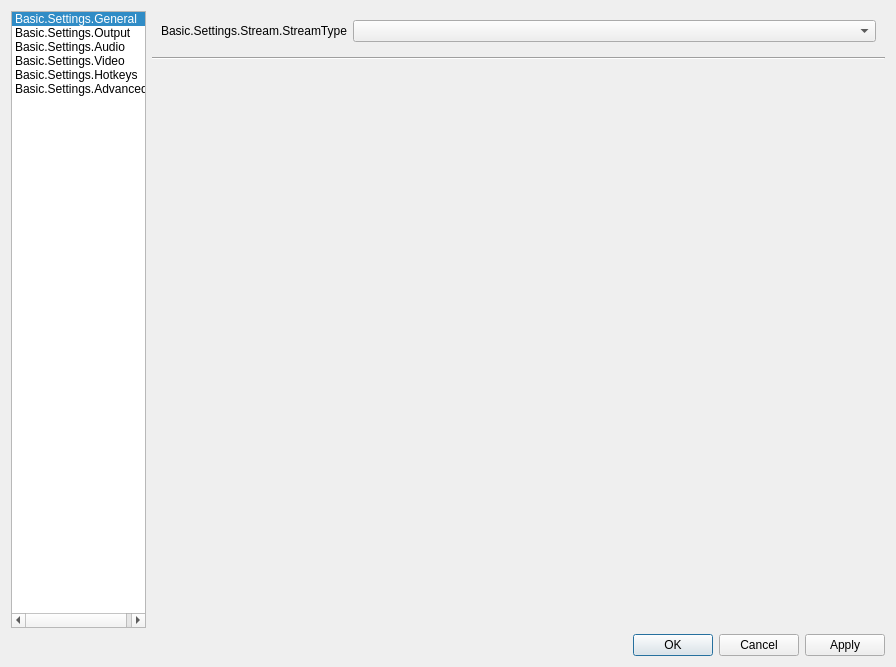
Old version of the form obs/forms/OBSBasicSettings.ui in the repository alesaccoia/chew-broadcaster.
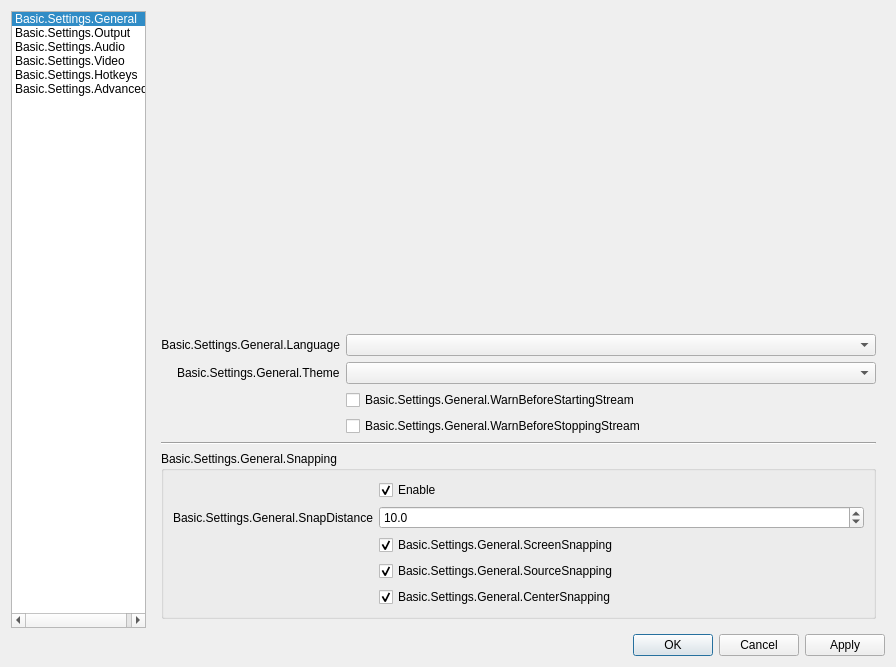
New version of the form. The open tabs and pages were chosen to show the change. Icons and pictures are not drawn.

Commit message: Removed whole stream page. Need to test

```diff
--- a/obs/forms/OBSBasicSettings.ui
+++ b/obs/forms/OBSBasicSettings.ui
@@ -278,108 +278,6 @@
          </item>
         </layout>
        </widget>
-       <widget class="QWidget" name="streamPage">
-        <layout class="QVBoxLayout" name="verticalLayout_5">
-         <property name="leftMargin">
-          <number>0</number>
-         </property>
-         <property name="topMargin">
-          <number>0</number>
-         </property>
-         <property name="rightMargin">
-          <number>0</number>
-         </property>
-         <property name="bottomMargin">
-          <number>0</number>
-         </property>
-         <item>
-          <widget class="QWidget" name="streamContainer" native="true">
-           <property name="sizePolicy">
-            <sizepolicy hsizetype="Preferred" vsizetype="Minimum">
-             <horstretch>0</horstretch>
-             <verstretch>0</verstretch>
-            </sizepolicy>
-           </property>
-           <layout class="QVBoxLayout" name="verticalLayout_6">
-            <property name="leftMargin">
-             <number>0</number>
-            </property>
-            <property name="topMargin">
-             <number>0</number>
-            </property>
-            <property name="rightMargin">
-             <number>0</number>
-            </property>
-            <property name="bottomMargin">
-             <number>0</number>
-            </property>
-            <item alignment="Qt::AlignTop">
-             <widget class="QWidget" name="widget_5" native="true">
-              <property name="sizePolicy">
-               <sizepolicy hsizetype="Preferred" vsizetype="Maximum">
-                <horstretch>0</horstretch>
-                <verstretch>0</verstretch>
-               </sizepolicy>
-              </property>
-              <layout class="QVBoxLayout" name="verticalLayout_7">
-               <property name="leftMargin">
-                <number>0</number>
-               </property>
-               <property name="topMargin">
-                <number>0</number>
-               </property>
-               <property name="rightMargin">
-                <number>0</number>
-               </property>
-               <property name="bottomMargin">
-                <number>0</number>
-               </property>
-               <item>
-                <widget class="QWidget" name="widget_6" native="true">
-                 <layout class="QFormLayout" name="formLayout_8">
-                  <property name="fieldGrowthPolicy">
-                   <enum>QFormLayout::AllNonFixedFieldsGrow</enum>
-                  </property>
-                  <item row="0" column="0">
-                   <widget class="QLabel" name="label_21">
-                    <property name="minimumSize">
-                     <size>
-                      <width>170</width>
-                      <height>0</height>
-                     </size>
-                    </property>
-                    <property name="text">
-                     <string>Basic.Settings.Stream.StreamType</string>
-                    </property>
-                    <property name="alignment">
-                     <set>Qt::AlignRight|Qt::AlignTrailing|Qt::AlignVCenter</set>
-                    </property>
-                    <property name="buddy">
-                     <cstring>streamType</cstring>
-                    </property>
-                   </widget>
-                  </item>
-                  <item row="0" column="1">
-                   <widget class="QComboBox" name="streamType"/>
-                  </item>
-                 </layout>
-                </widget>
-               </item>
-               <item>
-                <widget class="Line" name="line">
-                 <property name="orientation">
-                  <enum>Qt::Horizontal</enum>
-                 </property>
-                </widget>
-               </item>
-              </layout>
-             </widget>
-            </item>
-           </layout>
-          </widget>
-         </item>
-        </layout>
-       </widget>
        <widget class="QWidget" name="outputPage">
         <layout class="QVBoxLayout" name="verticalLayout_2">
          <property name="leftMargin">
```
The commit also changes 2 other files.
